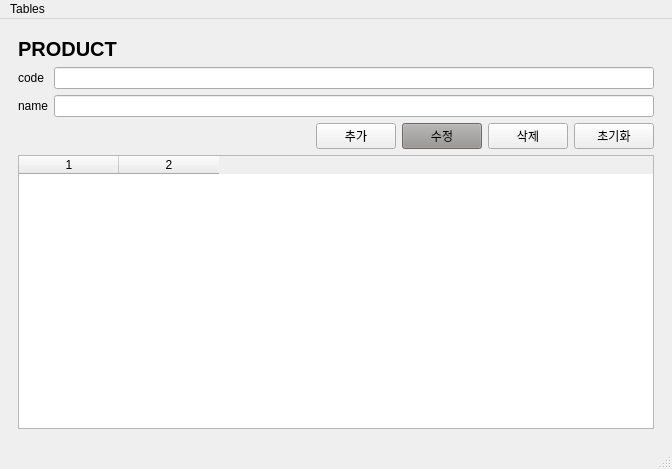
First picture: the form in ui/coffee_app.ui, repository metalnom/Python_ApplicationCoffee, before the edit.
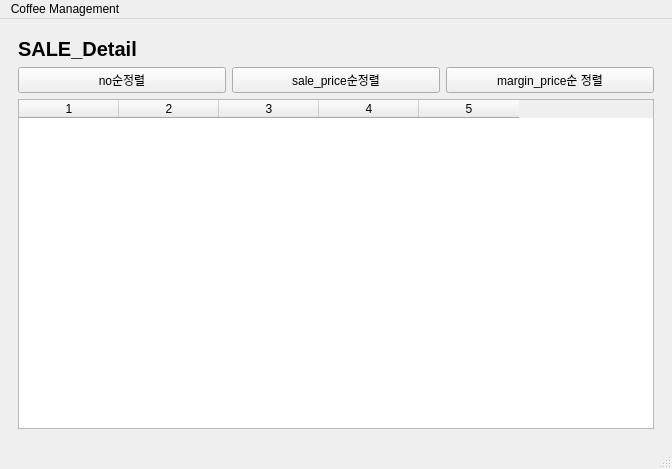
Second picture: the form after the edit.

Commit message: application_coffee sale_detail 정렬 추가 전

The edit to the form file:
```diff
--- a/ui/coffee_app.ui
+++ b/ui/coffee_app.ui
@@ -18,7 +18,7 @@
     <item row="0" column="0">
      <widget class="QStackedWidget" name="stack_pg">
       <property name="currentIndex">
-       <number>0</number>
+       <number>2</number>
       </property>
       <widget class="QWidget" name="pg_product">
        <layout class="QGridLayout" name="gridLayout">
@@ -1097,6 +1097,68 @@
         </item>
        </layout>
       </widget>
+      <widget class="QWidget" name="page_sale_detail">
+       <layout class="QGridLayout" name="gridLayout_4">
+        <item row="0" column="0">
+         <layout class="QVBoxLayout" name="verticalLayout_5">
+          <item>
+           <widget class="QLabel" name="label_3">
+            <property name="font">
+             <font>
+              <pointsize>15</pointsize>
+              <weight>75</weight>
+              <bold>true</bold>
+             </font>
+            </property>
+            <property name="text">
+             <string>SALE_Detail</string>
+            </property>
+           </widget>
+          </item>
+          <item>
+           <layout class="QHBoxLayout" name="horizontalLayout_4">
+            <item>
+             <widget class="QPushButton" name="btn_sd_no">
+              <property name="text">
+               <string>no순정렬</string>
+              </property>
+             </widget>
+            </item>
+            <item>
+             <widget class="QPushButton" name="btn_sd_sp">
+              <property name="text">
+               <string>sale_price순정렬</string>
+              </property>
+             </widget>
+            </item>
+            <item>
+             <widget class="QPushButton" name="btn_sd_mp">
+              <property name="text">
+               <string>margin_price순 정렬</string>
+              </property>
+             </widget>
+            </item>
+           </layout>
+          </item>
+          <item>
+           <widget class="QTableWidget" name="tbl_sd">
+            <property name="rowCount">
+             <number>0</number>
+            </property>
+            <property name="columnCount">
+             <number>5</number>
+            </property>
+            <column/>
+            <column/>
+            <column/>
+            <column/>
+            <column/>
+           </widget>
+          </item>
+         </layout>
+        </item>
+       </layout>
+      </widget>
      </widget>
     </item>
    </layout>
@@ -1112,7 +1174,7 @@
    </property>
    <widget class="QMenu" name="menuDatabase">
     <property name="title">
-     <string>Tables</string>
+     <string>Coffee Management</string>
     </property>
     <addaction name="menu_p"/>
     <addaction name="menu_s"/>
```
Left out of the diff: 10 changed lines with no effect on the pictures. The commit also changes 2 other files.
